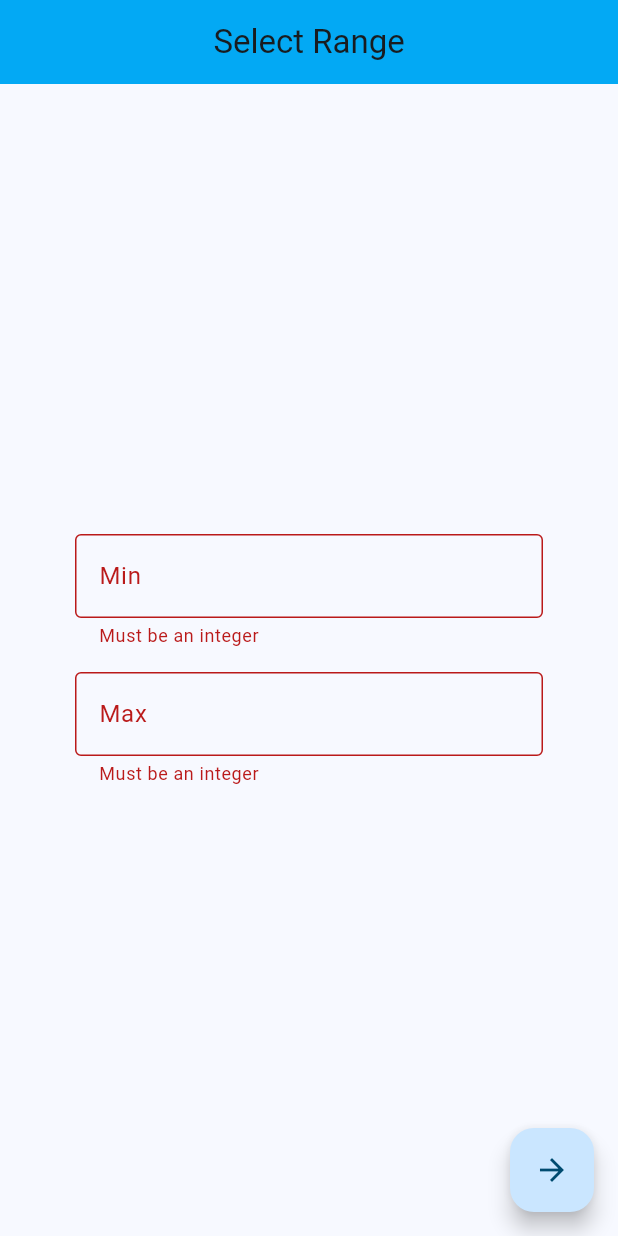
After one commit to equescodebelike/flutter_demo_app, a Flutter app: the screen it shows after launch, after a tap on the "arrow forward" icon, on a phone screen of 412 x 824 dp. The commit adds this screen. Run offline on Flutter 3.47's test engine with Material 2 defaults, Android fonts, the phone set to English and light mode, and no system bars.

Commit message:
refactoring code

```diff
--- /dev/null
+++ b/lib/range_selector_form.dart
@@ -0,0 +1,75 @@
+import 'package:flutter/material.dart';
+
+typedef IntValueSetter = void Function(int value);
+
+class RangeSelectorForm extends StatelessWidget {
+  const RangeSelectorForm({
+    super.key,
+    required this.formKey,
+    required this.minValueSetter,
+    required this.maxValueSetter
+  });
+
+  final GlobalKey<FormState> formKey;
+
+  final IntValueSetter minValueSetter;
+  final IntValueSetter maxValueSetter;
+
+  @override
+  Widget build(BuildContext context) {
+    return Form(
+      key: formKey,
+      child: Padding( //ctrl + dot
+        padding: const EdgeInsets.all(50.0),
+        child: Column(
+          mainAxisAlignment: MainAxisAlignment.center,
+          children: [
+            RangeSelectorTextFormField(
+              fieldLabelText: 'Min',
+              intValueSetter: minValueSetter,
+            ),
+            const SizedBox(height: 16),
+            RangeSelectorTextFormField(
+              fieldLabelText: 'Max',
+              intValueSetter: maxValueSetter,
+            ),
+          ],
+        ),
+      ),
+    );
+  }
+}
+
+class RangeSelectorTextFormField extends StatelessWidget {
+  const RangeSelectorTextFormField({
+    required this.fieldLabelText,
+    required this.intValueSetter,
+    super.key,
+  });
+
+  final String fieldLabelText;
+  final IntValueSetter intValueSetter;
+
+  @override
+  Widget build(BuildContext context) {
+    return TextFormField(
+      decoration: InputDecoration(
+        border: const OutlineInputBorder(),
+        labelText: fieldLabelText,
+      ),
+      keyboardType: const TextInputType.numberWithOptions(
+        decimal: false,
+        signed: true,
+      ),
+      validator:(value) {
+        if(value == null || int.tryParse(value) == null) {
+          return 'Must be an integer';
+        }
+        else {
+          return null;
+        }
+      },
+      onSaved: (newValue) => intValueSetter(int.parse(newValue ?? '')),
+    );
+  }
+}
--- /dev/null
+++ b/lib/range_selector_page.dart
@@ -0,0 +1,46 @@
+import 'package:flutter/material.dart';
+import 'package:flutter_demo_app/range_selector_form.dart';
+
+class RangeSelectorPage extends StatefulWidget {
+  const RangeSelectorPage({super.key});
+
+  @override
+  State<RangeSelectorPage> createState() => _RangeSelectorPageState();
+}
+
+class _RangeSelectorPageState extends State<RangeSelectorPage> {
+  final formKey = GlobalKey<FormState>();
+  int _min = 0;
+  int _max = 0;
+
+  @override
+  Widget build(BuildContext context) {
+    return Scaffold(
+      appBar: AppBar(
+        flexibleSpace: Container(
+          decoration: const BoxDecoration(
+            color: Colors.lightBlue, // how to set colorScheme color?
+            shape: BoxShape.rectangle,
+          ),
+        ),
+        title: const Center(
+          child: Text('Select Range'),
+        ),
+      ),
+      body: RangeSelectorForm(
+        formKey: formKey,
+        minValueSetter: (value) => _min = value,
+        maxValueSetter: (value) => _max = value,
+        ),
+      floatingActionButton: FloatingActionButton(
+        // backgroundColor: Colors.lightBlue, // how to set colorScheme color?
+        onPressed: () {
+          if (formKey.currentState?.validate() == true) {
+            formKey.currentState?.save();
+          }
+        },
+        child: const Icon(Icons.arrow_forward)
+      ),
+    );
+  }
+}
```
Also changed, not shown: lib/main.dart (+1 -93 lines).
